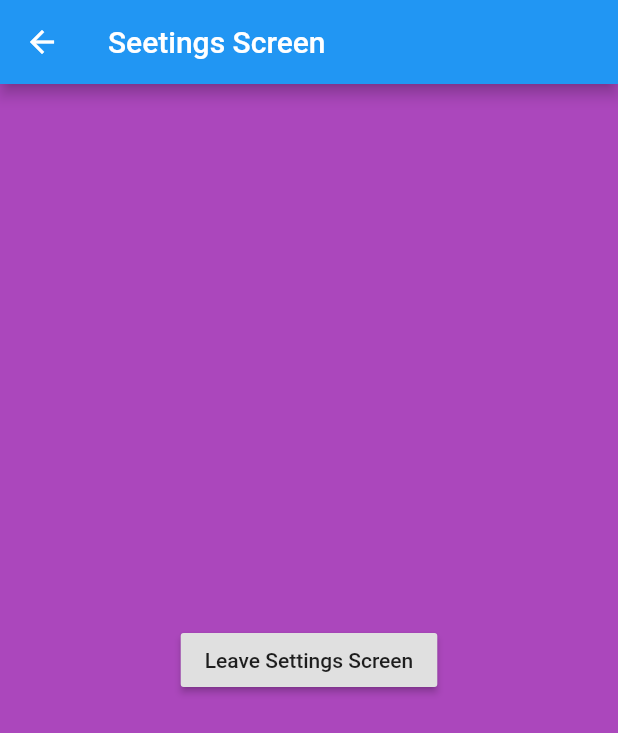
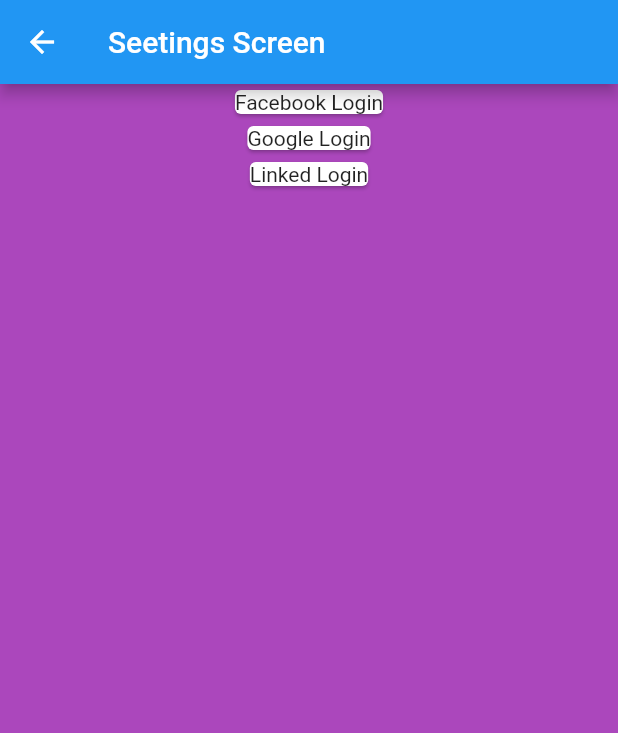
Before and after one commit to ghigbie/flutter_routing, a Flutter app: the SettingsScreen screen opened by its route, on a phone screen of 412 x 824 dp. Shown: the top 733 px of the screen. Run offline on Flutter 3.47's test engine with Material 2 defaults, Android fonts, the phone set to English and light mode, and no system bars.

Commit message:
Add cards

```diff
--- a/lib/settings_screen.dart
+++ b/lib/settings_screen.dart
@@ -10,14 +10,15 @@ class SettingsScreen extends StatelessWidget{
       body: Container(
         color: Colors.purple[400],
         child: Center(
-        child: RaisedButton(
-          child: Text('Leave Settings Screen'),
-          onPressed: (){
-            Navigator.pop(context);
-          },
+          child: Column(
+            children: [
+              Card(child: Text('Facebook Login')),
+              Card(child: Text('Google Login')),
+              Card(child: Text('Linked Login'))
+            ],
+          ),
+        ),
         )
-      )
-    )
-  );
+      );
   }
 }
```
